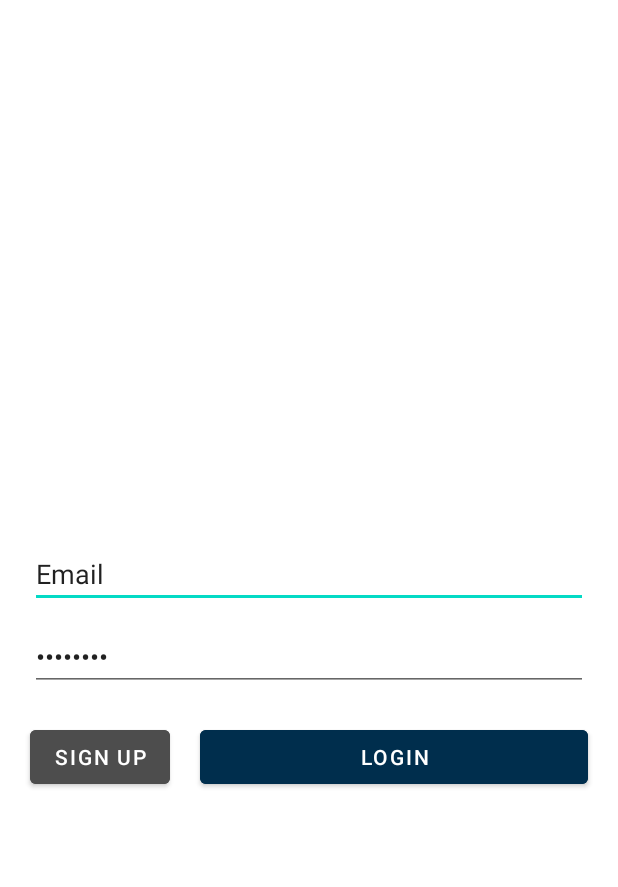
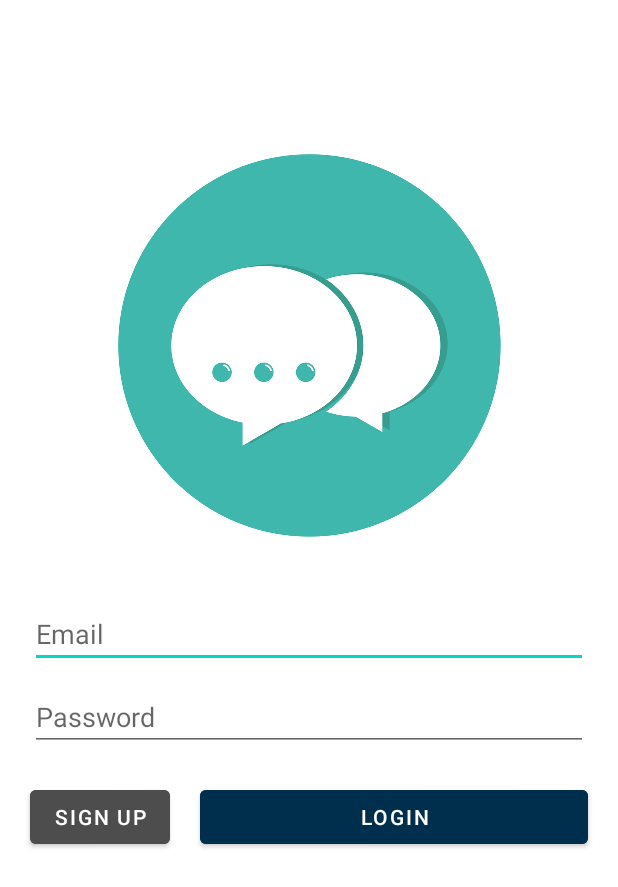
Before and after one commit to XavierGomez95/ChatDemo, an Android app: the layout login_activity.xml on its own in the app's theme, with its tools: preview values and no code run, on a phone screen of 412 x 824 dp. Shown: the top 887 px of the screen. Run offline under Robolectric (Android 15) with nearby library versions, the phone set to English and light mode, and no system bars.

Commit message:
splash screen animation

```diff
--- /dev/null
+++ b/app/src/main/res/anim/fade_in_animation.xml
@@ -0,0 +1,5 @@
+<?xml version="1.0" encoding="utf-8"?>
+<alpha xmlns:android="http://schemas.android.com/apk/res/android"
+    android:fromAlpha="0.0"
+    android:toAlpha="1.0"
+    android:duration="2000" />
--- /dev/null
+++ b/app/src/main/res/anim/fade_out_animation.xml
@@ -0,0 +1,5 @@
+<?xml version="1.0" encoding="utf-8"?>
+<alpha xmlns:android="http://schemas.android.com/apk/res/android"
+    android:fromAlpha="1.0"
+    android:toAlpha="1.0"
+    android:duration="2000" />
--- a/app/src/main/res/layout/login_activity.xml
+++ b/app/src/main/res/layout/login_activity.xml
@@ -1,5 +1,6 @@
 <?xml version="1.0" encoding="utf-8"?>
-<androidx.constraintlayout.widget.ConstraintLayout xmlns:android="http://schemas.android.com/apk/res/android"
+<FrameLayout
+    xmlns:android="http://schemas.android.com/apk/res/android"
     android:layout_width="match_parent"
     android:layout_height="match_parent"
     android:verticalScrollbarPosition="right"
@@ -7,17 +8,24 @@
 
     <LinearLayout
         android:layout_width="match_parent"
-        android:layout_height="match_parent"
+        android:layout_height="wrap_content"
+        android:layout_marginTop="@dimen/splash_image_top_start"
         android:orientation="vertical">
+
+        <ImageView
+            android:layout_width="match_parent"
+            android:layout_height="300dp"
+            android:src="@drawable/splash_image"
+            android:layout_gravity="center_horizontal" />
 
         <EditText
             android:inputType="text"
             android:autofillHints="emailAddress"
-            android:text="@string/email_edit_text"
+            android:hint="@string/default_email"
             android:id="@+id/user_mail_login"
             android:layout_width="match_parent"
             android:layout_height="wrap_content"
-            android:layout_marginTop="360dp"
+            android:layout_marginTop="20dp"
             android:layout_marginStart="20dp"
             android:layout_marginEnd="20dp" />
 
@@ -30,7 +38,7 @@
             android:layout_marginStart="20dp"
             android:layout_marginTop="10dp"
             android:layout_marginEnd="20dp"
-            android:text="@string/password_edit_text" />
+            android:hint="@string/password_edit_text" />
 
         <LinearLayout
             android:layout_width="match_parent"
@@ -59,4 +67,4 @@
                 android:text="@string/login_button" />
         </LinearLayout>
     </LinearLayout>
-</androidx.constraintlayout.widget.ConstraintLayout>
+</FrameLayout>
--- a/app/src/main/res/values/dimensions.xml
+++ b/app/src/main/res/values/dimensions.xml
@@ -1,5 +1,5 @@
 <?xml version="1.0" encoding="utf-8"?>
 <resources>
-
-    <dimen name="splash_image_top">-200dp</dimen>
+    <dimen name="splash_image_top_end">20</dimen>
+    <dimen name="splash_image_top_start">80dp</dimen>
 </resources>
--- a/app/src/main/res/values/strings.xml
+++ b/app/src/main/res/values/strings.xml
@@ -4,6 +4,7 @@
 
     <string name="login_button">Login</string>
     <string name="sign_up_button">Sign Up</string>
-    <string name="email_edit_text">Email</string>
     <string name="password_edit_text">Password</string>
+    <string name="error_connection">It has not been possible to establish the connection.</string>
+    <string name="default_email">Email</string>
 </resources>
```
Also changed, not shown: app/src/main/AndroidManifest.xml (+8 -1 lines), app/src/main/java/com/androidpprog2/chatdemo/tools/Constants.java (added, +21 -0 lines), app/src/main/java/com/androidpprog2/chatdemo/view/activity/LoginActivity.java (added, +23 -0 lines), app/src/main/java/com/androidpprog2/chatdemo/view/activity/SplashScreenActicvity.java (added, +99 -0 lines), app/src/main/res/layout/splash_scheen_activity.xml (+8 -4 lines).
